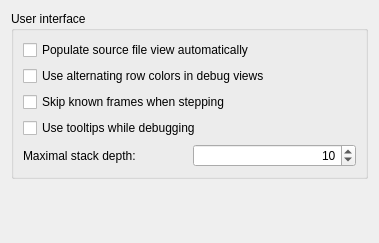
Before: the Qt Designer form src/plugins/debugger/commonoptionspage.ui in qt-creator/qt-creator, drawn with Qt 5.
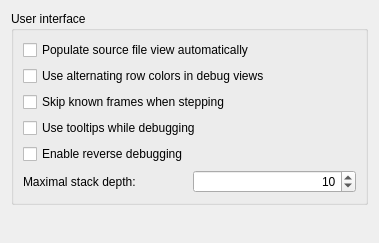
After: the same form once the commit is applied.

Commit message:
debugger: basic support for reverse debugging
works only with gbd 7.0 so far.

The edit to the form file:
```diff
--- a/src/plugins/debugger/commonoptionspage.ui
+++ b/src/plugins/debugger/commonoptionspage.ui
@@ -55,6 +55,16 @@
         </property>
        </widget>
       </item>
+      <item>
+       <widget class="QCheckBox" name="checkBoxEnableReverseDebugging">
+        <property name="text">
+         <string>Enable reverse debugging</string>
+        </property>
+       </widget>
+      </item>
+      <item>
+       <layout class="QHBoxLayout" name="horizontalLayout"/>
+      </item>
       <item>
        <layout class="QHBoxLayout" name="horizontalLayout_2">
         <item>
```
The commit also changes 8 other files.
